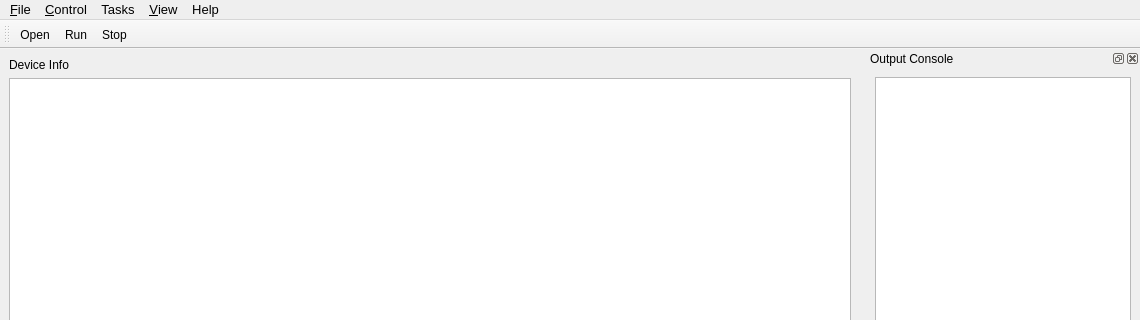
Qt form rgagui/ui/calmain.ui (thinkSRS/srsgui) before a commit; both pictures show x 0 to 1140 and y 0 to 320 of the 1140 by 688 pixel window.
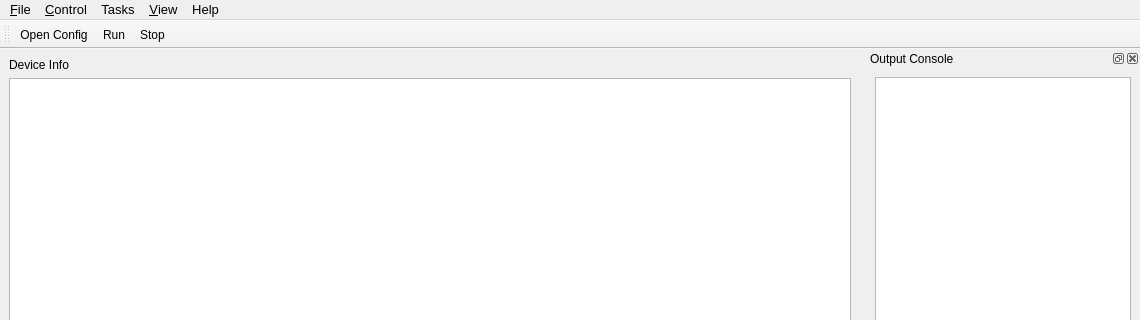
The same form after that commit. Icons and pictures are not drawn.

```diff
--- a/rgagui/ui/calmain.ui
+++ b/rgagui/ui/calmain.ui
@@ -207,7 +207,7 @@
      <normaloff>icons/fileopen.png</normaloff>icons/fileopen.png</iconset>
    </property>
    <property name="text">
-    <string>&amp;Open</string>
+    <string>&amp;Open Config</string>
    </property>
   </action>
   <action name="action_Save">
```
Left out of the diff: 6 changed lines with no effect on the pictures.
